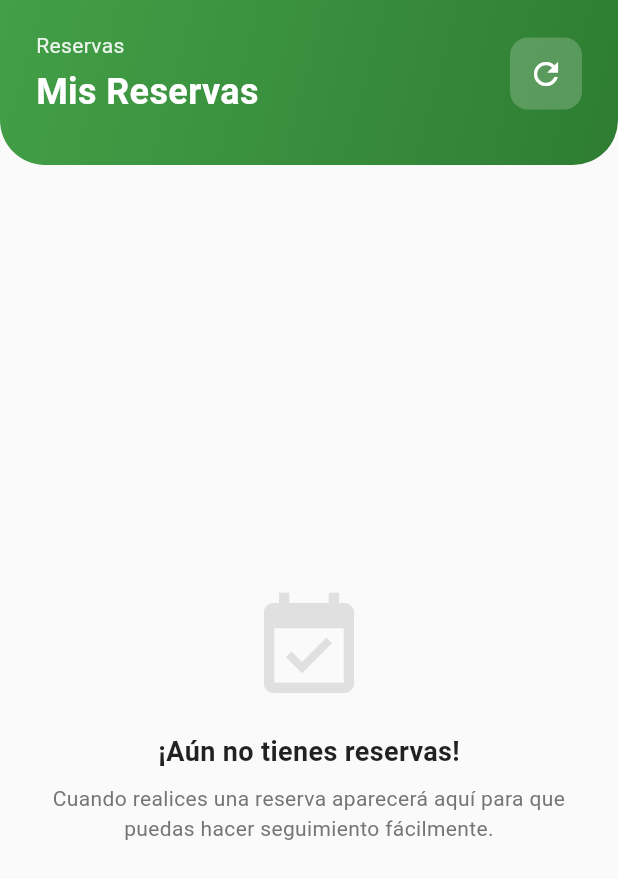
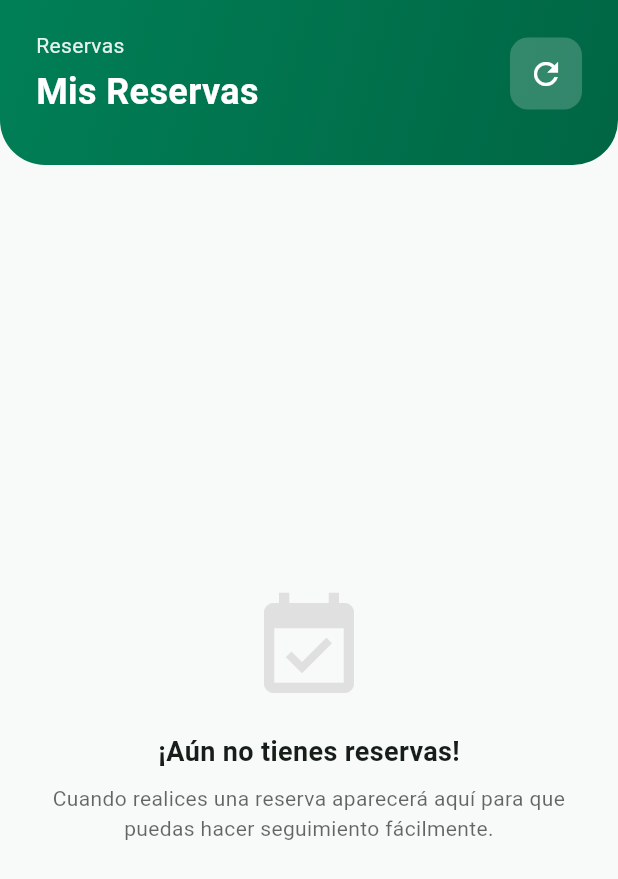
Before and after one commit to UPT-FAING-EPIS/py_moviles_ii_capicodex, a Flutter app: the ReservasListView screen opened directly, on a phone screen of 412 x 824 dp. Shown: the top 879 px of the screen. Run offline on Flutter 3.47's test engine with Material 3 defaults, Android fonts, the phone set to English and light mode, and no system bars; our stand-ins replace cloud_firestore, firebase_core, firebase_messaging, firebase_storage, flutter_local_notifications, geolocator and 6 more; accounts and stored records are empty.

Commit message:
feat(ui): refresh reservations interface for dark mode

```diff
--- a/gameon_mobile/lib/features/reservas/views/reservas_list/reservas_list_view.dart
+++ b/gameon_mobile/lib/features/reservas/views/reservas_list/reservas_list_view.dart
@@ -5,6 +5,7 @@ import 'package:gameon/features/perfil/viewmodels/perfil_viewmodel.dart';
 import 'package:gameon/features/perfil/views/login_page/login_page.dart';
 import '../../viewmodels/reservas_list_viewmodel.dart';
 import 'reserva_card.dart';
+import 'package:gameon/core/theme/app_theme.dart';
 
 class ReservasListView extends StatefulWidget {
   const ReservasListView({super.key});
@@ -48,6 +49,8 @@ class _ReservasListViewState extends State<ReservasListView> {
 
   @override
   Widget build(BuildContext context) {
+    final theme = Theme.of(context);
+    final colors = theme.colorScheme;
     // Barra de estado transparente con iconos claros
     final overlay = SystemUiOverlayStyle(
       statusBarColor: Colors.transparent,
@@ -61,7 +64,7 @@ class _ReservasListViewState extends State<ReservasListView> {
       return AnnotatedRegion<SystemUiOverlayStyle>(
         value: overlay,
         child: Scaffold(
-          backgroundColor: Colors.grey[50],
+          backgroundColor: theme.scaffoldBackgroundColor,
           body: Column(
             children: [
               // Header moderno con gradiente verde
@@ -70,7 +73,7 @@ class _ReservasListViewState extends State<ReservasListView> {
                   gradient: LinearGradient(
                     begin: Alignment.topLeft,
                     end: Alignment.bottomRight,
-                    colors: [Colors.green.shade600, Colors.green.shade800],
+                    colors: const [AppColors.primary, AppColors.primaryDark],
                   ),
                   borderRadius: const BorderRadius.only(
                     bottomLeft: Radius.circular(30),
@@ -146,7 +149,7 @@ class _ReservasListViewState extends State<ReservasListView> {
                           style: TextStyle(
                             fontSize: 22,
                             fontWeight: FontWeight.bold,
-                            color: Colors.black87,
+                            color: colors.onSurface,
                           ),
                         ),
                         const SizedBox(height: 8),
@@ -154,7 +157,7 @@ class _ReservasListViewState extends State<ReservasListView> {
                           'Debes iniciar sesión para ver tus reservas',
                           style: TextStyle(
                             fontSize: 14,
-                            color: Colors.grey[600],
+                            color: theme.hintColor,
                           ),
                           textAlign: TextAlign.center,
                         ),
@@ -169,7 +172,7 @@ class _ReservasListViewState extends State<ReservasListView> {
                             );
                           },
                           style: ElevatedButton.styleFrom(
-                            backgroundColor: Colors.green[700],
+                            backgroundColor: AppColors.primary,
                             foregroundColor: Colors.white,
                             padding: const EdgeInsets.symmetric(
                               horizontal: 32,
@@ -207,7 +210,7 @@ class _ReservasListViewState extends State<ReservasListView> {
           future: _ensureData(),
           builder: (context, snapshot) {
             return Scaffold(
-              backgroundColor: Colors.grey[50],
+              backgroundColor: theme.scaffoldBackgroundColor,
               body: Column(
                 children: [
                   // Header moderno con gradiente verde
@@ -216,7 +219,7 @@ class _ReservasListViewState extends State<ReservasListView> {
                       gradient: LinearGradient(
                         begin: Alignment.topLeft,
                         end: Alignment.bottomRight,
-                        colors: [Colors.green.shade600, Colors.green.shade800],
+                        colors: const [AppColors.primary, AppColors.primaryDark],
                       ),
                       borderRadius: const BorderRadius.only(
                         bottomLeft: Radius.circular(30),
@@ -338,7 +341,7 @@ class _ReservasListViewState extends State<ReservasListView> {
                         if (m.cargando && m.reservas.isEmpty) {
                           return Center(
                             child: CircularProgressIndicator(
-                              color: Colors.green[600],
+                              color: AppColors.accent,
                             ),
                           );
                         }
@@ -359,7 +362,7 @@ class _ReservasListViewState extends State<ReservasListView> {
                                   style: TextStyle(
                                     fontSize: 18,
                                     fontWeight: FontWeight.w600,
-                                    color: Colors.black87,
+                                    color: colors.onSurface,
                                   ),
                                 ),
                                 const SizedBox(height: 8),
@@ -371,7 +374,7 @@ class _ReservasListViewState extends State<ReservasListView> {
                                     m.error!,
                                     style: TextStyle(
                                       fontSize: 14,
-                                      color: Colors.grey[500],
+                                      color: theme.hintColor,
                                     ),
                                     textAlign: TextAlign.center,
                                   ),
@@ -391,7 +394,7 @@ class _ReservasListViewState extends State<ReservasListView> {
                                   icon: const Icon(Icons.refresh),
                                   label: const Text('Reintentar'),
                                   style: ElevatedButton.styleFrom(
-                                    backgroundColor: Colors.green[700],
+                                    backgroundColor: AppColors.primary,
                                     foregroundColor: Colors.white,
                                     padding: const EdgeInsets.symmetric(
                                       horizontal: 24,
@@ -424,7 +427,7 @@ class _ReservasListViewState extends State<ReservasListView> {
                                   style: TextStyle(
                                     fontSize: 18,
                                     fontWeight: FontWeight.w600,
-                                    color: Colors.black87,
+                                    color: colors.onSurface,
                                   ),
                                 ),
                                 const SizedBox(height: 8),
@@ -436,7 +439,7 @@ class _ReservasListViewState extends State<ReservasListView> {
                                     'Cuando realices una reserva aparecerá aquí para que puedas hacer seguimiento fácilmente.',
                                     style: TextStyle(
                                       fontSize: 14,
-                                      color: Colors.grey[600],
+                                      color: theme.hintColor,
                                     ),
                                     textAlign: TextAlign.center,
                                   ),
```
Also changed, not shown: gameon_mobile/lib/features/reservas/views/reservas_list/reserva_card.dart (+16 -9 lines), gameon_mobile/lib/features/reservas/views/reservas_list/widgets/info_chip.dart (+6 -5 lines).
